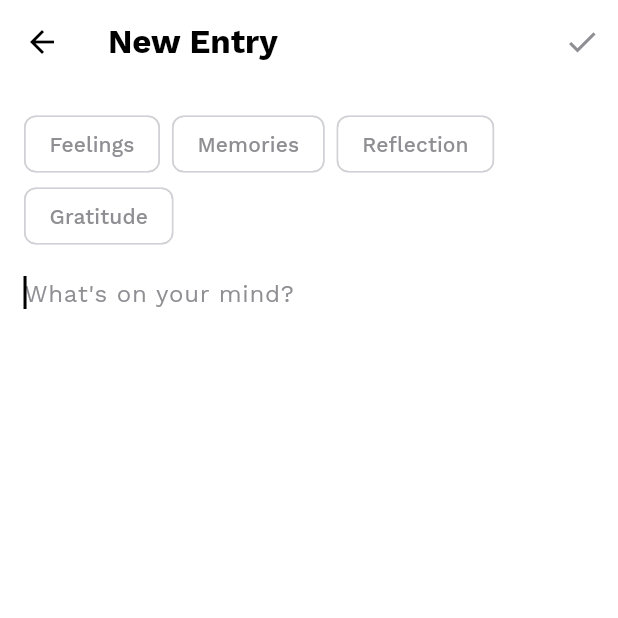
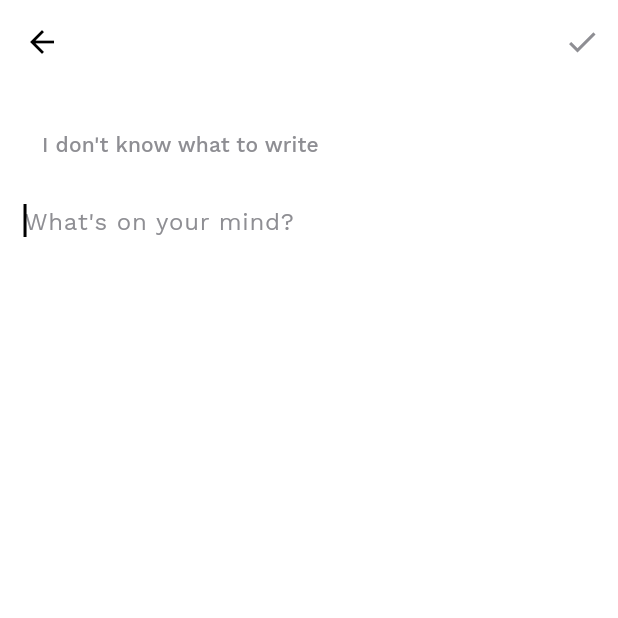
Before and after one commit to mohabnamira/nook, a Flutter app: the screen it shows after launch, after a tap on the "search" icon, after a tap on "What's on your mind today?", on a phone screen of 412 x 824 dp, the top half of it. Run offline on Flutter 3.47's test engine with Material 3 defaults, Android fonts, the phone set to English and light mode, and no system bars; our stand-ins replace flutter_riverpod, flutter_secure_storage, hive, hive_flutter; accounts and stored records are empty.

Commit message:
style: replace category chips with plain text toggle

```diff
--- a/lib/screens/new_entry_screen.dart
+++ b/lib/screens/new_entry_screen.dart
@@ -25,6 +25,7 @@ class _NewEntryScreenState extends ConsumerState<NewEntryScreen> {
   late final TextEditingController _controller;
   PromptCategory? _category;
   Prompt? _prompt;
+  bool _showCategories = false;
 
   void _pick(PromptCategory? category) {
     setState(() {
@@ -35,7 +36,12 @@ class _NewEntryScreenState extends ConsumerState<NewEntryScreen> {
       );
     });
   }
-
+  void _startPrompt() {
+      setState(() {
+        _showCategories = true;
+        _prompt = ref.read(promptRepositoryProvider).randomPrompt();
+      });
+    }
   bool get _isEditing => widget.entry != null;
 
   @override
@@ -43,6 +49,7 @@ class _NewEntryScreenState extends ConsumerState<NewEntryScreen> {
     super.initState();
     _controller = TextEditingController(text: widget.entry?.content);
     _prompt = widget.initialPrompt;
+    _showCategories = _prompt != null;
     _direction = isRtl(_controller.text) ? TextDirection.rtl : TextDirection.ltr;
     _controller.addListener(() {
       final next = isRtl(_controller.text) ? TextDirection.rtl : TextDirection.ltr;
@@ -78,7 +85,6 @@ class _NewEntryScreenState extends ConsumerState<NewEntryScreen> {
   Widget build(BuildContext context) {
     return Scaffold(
       appBar: AppBar(
-        title: Text(_isEditing ? 'Edit Entry' : 'New Entry'),
         actions: [IconButton(icon: const Icon(Icons.check), onPressed: _saveEntry)],
       ),
       body: Padding(
@@ -86,17 +92,35 @@ class _NewEntryScreenState extends ConsumerState<NewEntryScreen> {
         child: Column(
           crossAxisAlignment: CrossAxisAlignment.start,
           children: <Widget>[
-            // Prompts only when creating; showing a saved prompt in edit mode is 5.4.
             if (!_isEditing) ...[
+              if (!_showCategories)
+                TextButton(
+                  onPressed: _startPrompt,
+                  child: Text(
+                    "I don't know what to write",
+                    style: TextStyle(
+                        color: Theme.of(context).colorScheme.onSurfaceVariant),
+                  ),
+                )
+              else ...[
                 Wrap(
-                spacing: 8,
+                  spacing: 16,
+                  runSpacing: 8,
                   children: [
                     for (final c in PromptCategory.values)
-                    ChoiceChip(
-                      label: Text(c.label),
-                      selected: _category == c,
-                      // Tapping the selected chip again goes back to "any".
-                      onSelected: (selected) => _pick(selected ? c : null),
+                      GestureDetector(
+                        // Tapping the selected word again goes back to "any".
+                        onTap: () => _pick(_category == c ? null : c),
+                        child: Text(
+                          c.label,
+                          style: TextStyle(
+                            color: _category == c
+                                ? Theme.of(context).colorScheme.onSurface
+                                : Theme.of(context).colorScheme.onSurfaceVariant,
+                            fontWeight:
+                                _category == c ? FontWeight.w600 : FontWeight.w400,
+                          ),
+                        ),
                       ),
                   ],
                 ),
@@ -115,15 +139,7 @@ class _NewEntryScreenState extends ConsumerState<NewEntryScreen> {
                       ),
                     ],
                   ),
-              const SizedBox(height: 8),
               ],
-            if (_isEditing && widget.entry!.promptUsed != null) ...[
-              Text(
-                widget.entry!.promptUsed!,
-                style: Theme.of(context).textTheme.titleMedium?.copyWith(
-                      color: Theme.of(context).colorScheme.onSurfaceVariant,
-                    ),
-              ),
               const SizedBox(height: 8),
             ],
             Expanded(
```
Lines whose indentation alone changed are shown as unchanged.
